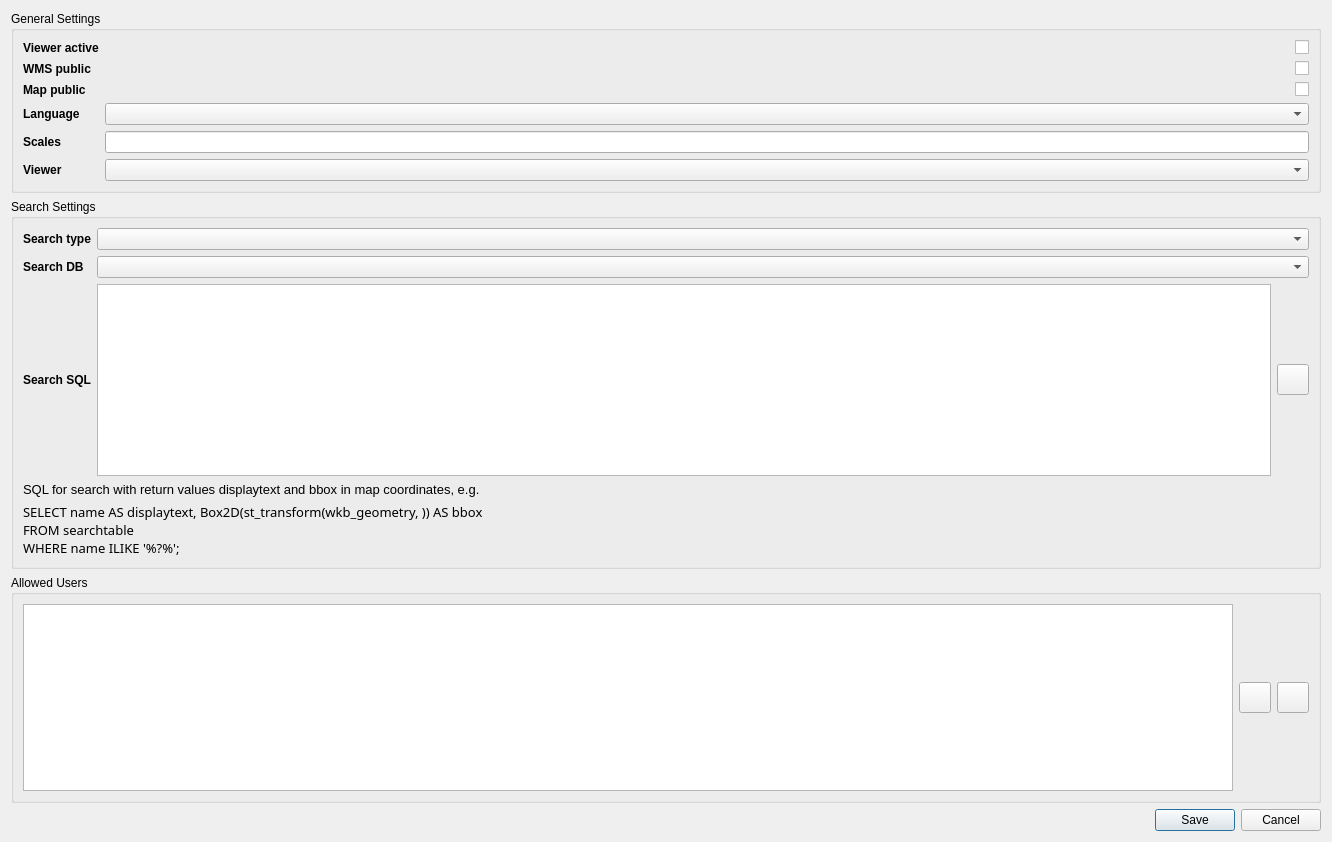
Before: the Qt Designer form qgiscloud/mapsettings.ui in qgiscloud/qgis-cloud-plugin, drawn with Qt 5.
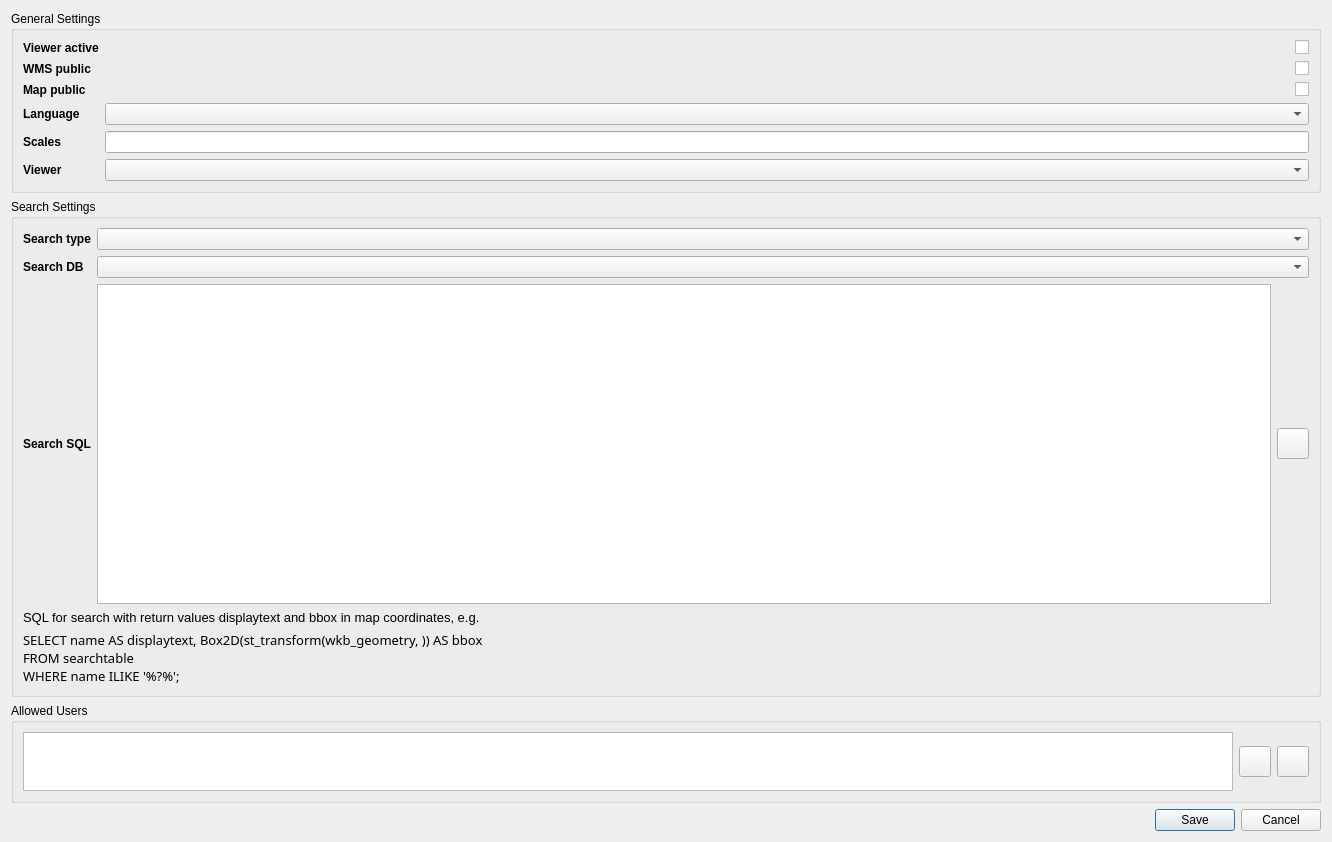
After: the same form once the commit is applied. Custom widgets are drawn as their Qt base class.

Commit message: SQL Query Example added to config UI

What changed in the file:
```diff
--- a/qgiscloud/mapsettings.ui
+++ b/qgiscloud/mapsettings.ui
@@ -173,6 +173,24 @@
    </item>
    <item row="6" column="0">
     <widget class="QGroupBox" name="user_management">
+     <property name="sizePolicy">
+      <sizepolicy hsizetype="Preferred" vsizetype="Fixed">
+       <horstretch>0</horstretch>
+       <verstretch>20</verstretch>
+      </sizepolicy>
+     </property>
+     <property name="minimumSize">
+      <size>
+       <width>0</width>
+       <height>20</height>
+      </size>
+     </property>
+     <property name="maximumSize">
+      <size>
+       <width>16777215</width>
+       <height>100</height>
+      </size>
+     </property>
      <property name="title">
       <string>Allowed Users</string>
      </property>
```
